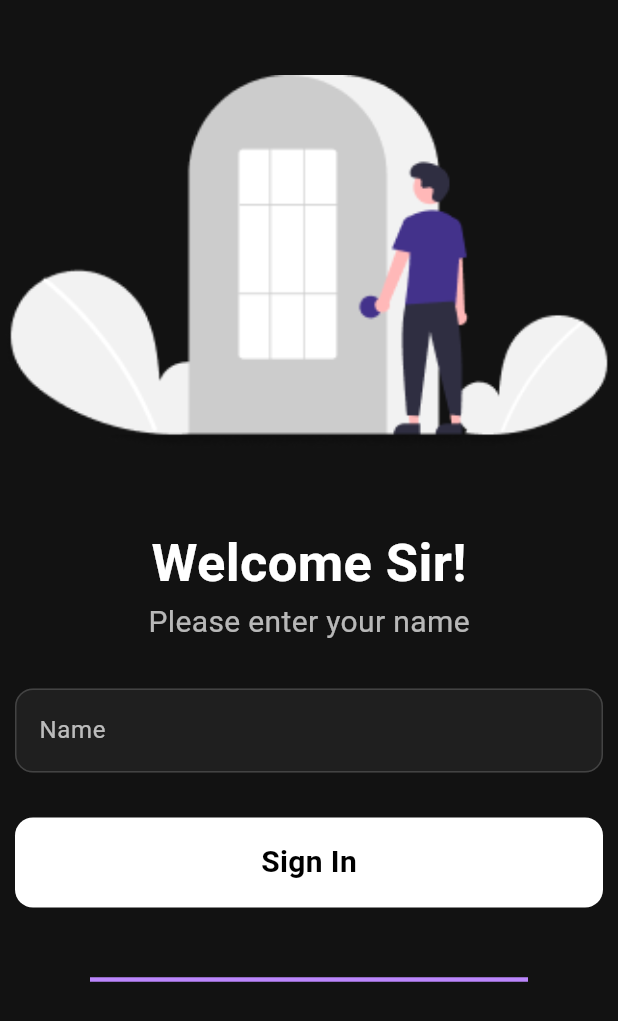
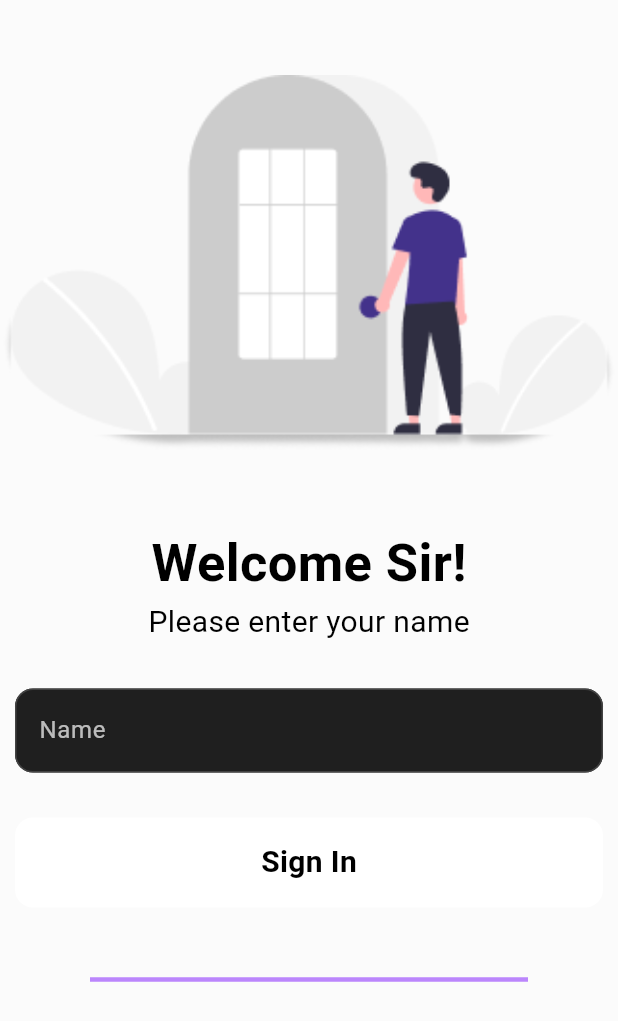
Before and after one commit to ritik6559/Hostel-Management-App, a Flutter app: the screen it shows after launch, on a phone screen of 412 x 824 dp. Shown: the top 1021 px of the screen. Run offline on Flutter 3.47's test engine with Material 3 defaults, Android fonts, the phone set to English and light mode, and no system bars; our stand-ins replace shared_preferences; missing offline and left inert: gsheets.

Commit message:
minor changes

```diff
--- a/lib/features/auth/screens/log_in_screen.dart
+++ b/lib/features/auth/screens/log_in_screen.dart
@@ -67,7 +67,7 @@ class _LoginScreenState extends State<LoginScreen>
   @override
   Widget build(BuildContext context) {
     return Scaffold(
-      backgroundColor: const Color(0xFF121212), // Dark background color
+      backgroundColor: Color(0xFFfbfbfb),
       body: SafeArea(
         child: SingleChildScrollView(
           child: Padding(
@@ -99,7 +99,7 @@ class _LoginScreenState extends State<LoginScreen>
                         Text(
                           'Welcome Sir!',
                           style: TextStyle(
-                            color: Colors.white,
+                            color: Colors.black,
                             fontSize: 35,
                             fontWeight: FontWeight.w600,
                           ),
@@ -107,7 +107,7 @@ class _LoginScreenState extends State<LoginScreen>
                         Text(
                           'Please enter your name',
                           style: TextStyle(
-                            color: Colors.white70,
+                            color: Colors.black,
                             fontSize: 20,
                             fontWeight: FontWeight.normal,
                           ),
```
